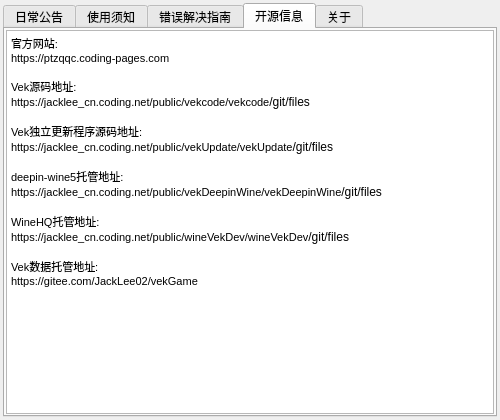
First picture: the form in ui/vekAbout.ui, repository gfdgd-xi/vekcode, before the edit.
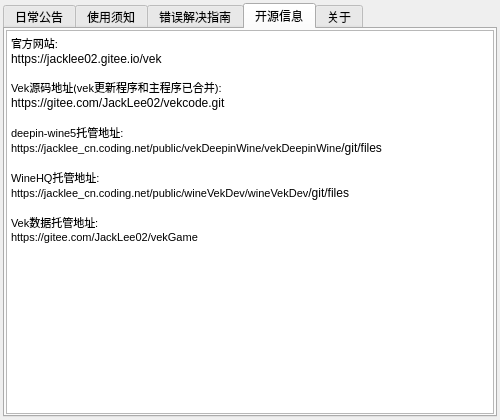
Second picture: the form after the edit. The open tabs and pages were chosen to show the change. Icons and pictures are not drawn.

```diff
--- a/ui/vekAbout.ui
+++ b/ui/vekAbout.ui
@@ -227,13 +227,10 @@
 p, li { white-space: pre-wrap; }
 &lt;/style&gt;&lt;/head&gt;&lt;body style=&quot; font-family:'Sans Serif'; font-size:9pt; font-weight:400; font-style:normal;&quot;&gt;
 &lt;p style=&quot; margin-top:0px; margin-bottom:0px; margin-left:0px; margin-right:0px; -qt-block-indent:0; text-indent:0px; background-color:#ffffff;&quot;&gt;&lt;span style=&quot; font-family:'Sans'; font-size:8pt; color:#000000; background-color:#ffffff;&quot;&gt;官方网站:&lt;/span&gt;&lt;/p&gt;
-&lt;p style=&quot; margin-top:0px; margin-bottom:0px; margin-left:0px; margin-right:0px; -qt-block-indent:0; text-indent:0px; background-color:#ffffff;&quot;&gt;&lt;span style=&quot; font-family:'Sans'; font-size:8pt; color:#000000; background-color:#ffffff;&quot;&gt;https://ptzqqc.coding-pages.com&lt;/span&gt;&lt;/p&gt;
+&lt;p style=&quot; margin-top:0px; margin-bottom:0px; margin-left:0px; margin-right:0px; -qt-block-indent:0; text-indent:0px; background-color:#ffffff;&quot;&gt;&lt;span style=&quot; background-color:#ffffff;&quot;&gt;https://jacklee02.gitee.io/vek&lt;/span&gt;&lt;/p&gt;
 &lt;p style=&quot;-qt-paragraph-type:empty; margin-top:0px; margin-bottom:0px; margin-left:0px; margin-right:0px; -qt-block-indent:0; text-indent:0px; font-family:'Sans'; font-size:8pt; color:#000000; background-color:#ffffff;&quot;&gt;&lt;br /&gt;&lt;/p&gt;
-&lt;p style=&quot; margin-top:0px; margin-bottom:0px; margin-left:0px; margin-right:0px; -qt-block-indent:0; text-indent:0px; background-color:#ffffff;&quot;&gt;&lt;span style=&quot; font-family:'Sans'; font-size:8pt; color:#000000; background-color:#ffffff;&quot;&gt;Vek源码地址:&lt;/span&gt;&lt;/p&gt;
-&lt;p style=&quot; margin-top:0px; margin-bottom:0px; margin-left:0px; margin-right:0px; -qt-block-indent:0; text-indent:0px; background-color:#ffffff;&quot;&gt;&lt;span style=&quot; font-family:'Sans'; font-size:8pt; color:#000000; background-color:#ffffff;&quot;&gt;https://jacklee_cn.coding.net/public/vekcode/vekcode&lt;/span&gt;&lt;span style=&quot; font-family:'Sans'; color:#000000; background-color:#ffffff;&quot;&gt;/git/files&lt;/span&gt;&lt;/p&gt;
-&lt;p style=&quot;-qt-paragraph-type:empty; margin-top:0px; margin-bottom:0px; margin-left:0px; margin-right:0px; -qt-block-indent:0; text-indent:0px; font-family:'Sans'; color:#000000; background-color:#ffffff;&quot;&gt;&lt;br /&gt;&lt;/p&gt;
-&lt;p style=&quot; margin-top:0px; margin-bottom:0px; margin-left:0px; margin-right:0px; -qt-block-indent:0; text-indent:0px; background-color:#ffffff;&quot;&gt;&lt;span style=&quot; font-family:'Sans'; font-size:8pt; color:#000000; background-color:#ffffff;&quot;&gt;Vek独立更新程序源码地址:&lt;/span&gt;&lt;/p&gt;
-&lt;p style=&quot; margin-top:0px; margin-bottom:0px; margin-left:0px; margin-right:0px; -qt-block-indent:0; text-indent:0px; background-color:#ffffff;&quot;&gt;&lt;span style=&quot; font-family:'Sans'; font-size:8pt; color:#000000; background-color:#ffffff;&quot;&gt;https://jacklee_cn.coding.net/public/vekUpdate/vekUpdate&lt;/span&gt;&lt;span style=&quot; font-family:'Sans'; color:#000000; background-color:#ffffff;&quot;&gt;/git/files&lt;/span&gt;&lt;/p&gt;
+&lt;p style=&quot; margin-top:0px; margin-bottom:0px; margin-left:0px; margin-right:0px; -qt-block-indent:0; text-indent:0px; background-color:#ffffff;&quot;&gt;&lt;span style=&quot; font-family:'Sans'; font-size:8pt; color:#000000; background-color:#ffffff;&quot;&gt;Vek源码地址(vek更新程序和主程序已合并):&lt;/span&gt;&lt;/p&gt;
+&lt;p style=&quot; margin-top:0px; margin-bottom:0px; margin-left:0px; margin-right:0px; -qt-block-indent:0; text-indent:0px; background-color:#ffffff;&quot;&gt;&lt;span style=&quot; background-color:#ffffff;&quot;&gt;https://gitee.com/JackLee02/vekcode.git&lt;/span&gt;&lt;/p&gt;
 &lt;p style=&quot;-qt-paragraph-type:empty; margin-top:0px; margin-bottom:0px; margin-left:0px; margin-right:0px; -qt-block-indent:0; text-indent:0px; font-family:'Sans'; color:#000000; background-color:#ffffff;&quot;&gt;&lt;br /&gt;&lt;/p&gt;
 &lt;p style=&quot; margin-top:0px; margin-bottom:0px; margin-left:0px; margin-right:0px; -qt-block-indent:0; text-indent:0px; background-color:#ffffff;&quot;&gt;&lt;span style=&quot; font-family:'Sans'; font-size:8pt; color:#000000; background-color:#ffffff;&quot;&gt;deepin-wine5托管地址:&lt;/span&gt;&lt;/p&gt;
 &lt;p style=&quot; margin-top:0px; margin-bottom:0px; margin-left:0px; margin-right:0px; -qt-block-indent:0; text-indent:0px; background-color:#ffffff;&quot;&gt;&lt;span style=&quot; font-family:'Sans'; font-size:8pt; color:#000000; background-color:#ffffff;&quot;&gt;https://jacklee_cn.coding.net/public/vekDeepinWine/vekDeepinWine&lt;/span&gt;&lt;span style=&quot; font-family:'Sans'; color:#000000; background-color:#ffffff;&quot;&gt;/git/files&lt;/span&gt;&lt;/p&gt;
```
Left out of the diff: 8 changed lines with no effect on the pictures.
